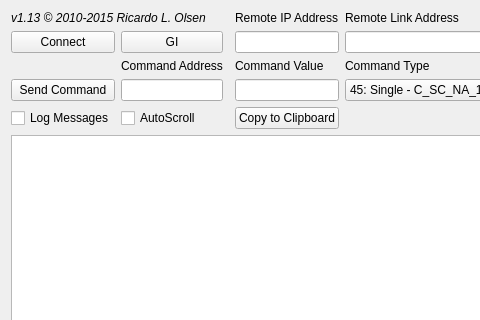
fox1983/OSHMI, file qtester104/mainwindow.ui: the form before one commit; both pictures show x 0 to 480 and y 0 to 320 of the 888 by 465 pixel window.
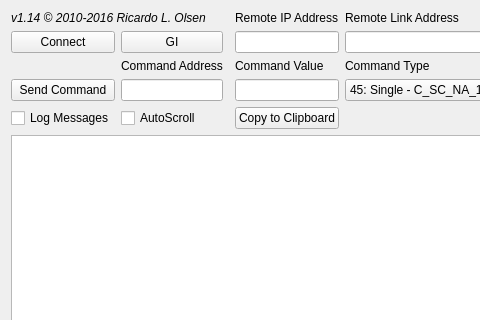
The form after the commit.

What changed in the file:
```diff
--- a/qtester104/mainwindow.ui
+++ b/qtester104/mainwindow.ui
@@ -238,7 +238,7 @@
        </font>
       </property>
       <property name="text">
-       <string>v1.13 © 2010-2015 Ricardo L. Olsen</string>
+       <string>v1.14 © 2010-2016 Ricardo L. Olsen</string>
       </property>
      </widget>
     </item>
```
